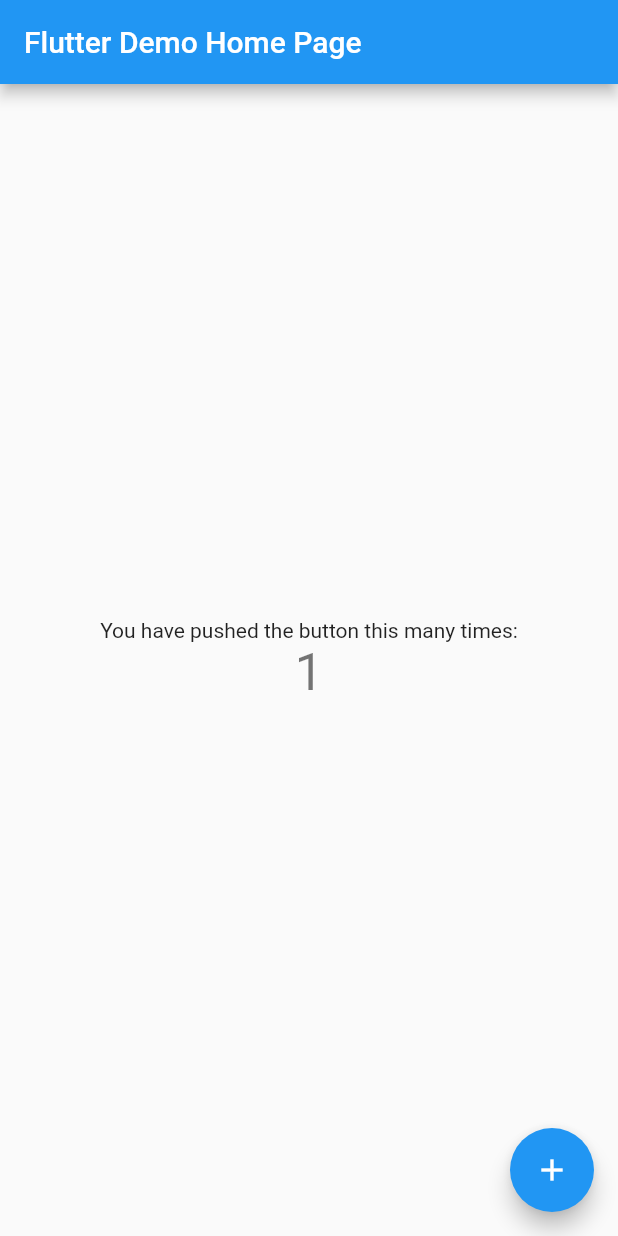
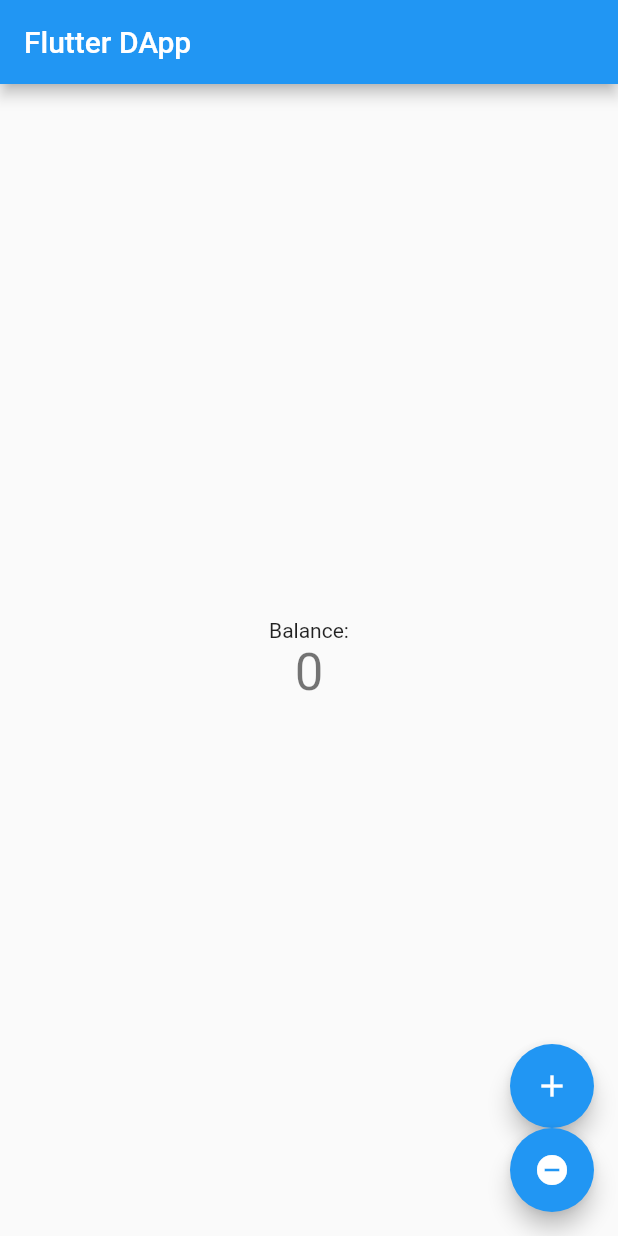
Before and after one commit to jonatascm/dapp_flutter, a Flutter app: the screen it shows after launch, after a tap on the "add" icon, on a phone screen of 412 x 824 dp. Run offline on Flutter 3.47's test engine with Material 2 defaults, Android fonts, the phone set to English and light mode, and no system bars; missing offline and left inert: web3dart.

Commit message:
add basic layout to add and withdraw

```diff
--- a/lib/main.dart
+++ b/lib/main.dart
@@ -1,43 +1,28 @@
+import 'package:dapp_flutter/service/web3.dart';
 import 'package:flutter/material.dart';
+import 'package:flutter/scheduler.dart';
 
-void main() {
+void main() async {
+  WidgetsFlutterBinding.ensureInitialized();
+
   runApp(MyApp());
 }
 
 class MyApp extends StatelessWidget {
-  // This widget is the root of your application.
   @override
   Widget build(BuildContext context) {
     return MaterialApp(
-      title: 'Flutter Demo',
+      title: 'Flutter DApp',
       theme: ThemeData(
-        // This is the theme of your application.
-        //
-        // Try running your application with "flutter run". You'll see the
-        // application has a blue toolbar. Then, without quitting the app, try
-        // changing the primarySwatch below to Colors.green and then invoke
-        // "hot reload" (press "r" in the console where you ran "flutter run",
-        // or simply save your changes to "hot reload" in a Flutter IDE).
-        // Notice that the counter didn't reset back to zero; the application
-        // is not restarted.
         primarySwatch: Colors.blue,
       ),
-      home: MyHomePage(title: 'Flutter Demo Home Page'),
+      home: MyHomePage(title: 'Flutter DApp'),
     );
   }
 }
 
 class MyHomePage extends StatefulWidget {
   MyHomePage({Key? key, required this.title}) : super(key: key);
-
-  // This widget is the home page of your application. It is stateful, meaning
-  // that it has a State object (defined below) that contains fields that affect
-  // how it looks.
-
-  // This class is the configuration for the state. It holds the values (in this
-  // case the title) provided by the parent (in this case the App widget) and
-  // used by the build method of the State. Fields in a Widget subclass are
-  // always marked "final".
 
   final String title;
 
@@ -46,68 +31,65 @@
 }
 
 class _MyHomePageState extends State<MyHomePage> {
-  int _counter = 0;
+  int amount = 0;
 
-  void _incrementCounter() {
-    setState(() {
-      // This call to setState tells the Flutter framework that something has
-      // changed in this State, which causes it to rerun the build method below
-      // so that the display can reflect the updated values. If we changed
-      // _counter without calling setState(), then the build method would not be
-      // called again, and so nothing would appear to happen.
-      _counter++;
+  @override
+  void initState() {
+    super.initState();
+    WidgetsBinding.instance?.addPostFrameCallback((timeStamp) async {
+      await web3.init();
+      loadContract();
     });
+  }
+
+  Future<void> loadContract() async {
+    var result = await web3.readContract(web3.getBalanceAmount, []);
+    amount = result.first?.toInt();
   }
 
   @override
   Widget build(BuildContext context) {
-    // This method is rerun every time setState is called, for instance as done
-    // by the _incrementCounter method above.
-    //
-    // The Flutter framework has been optimized to make rerunning build methods
-    // fast, so that you can just rebuild anything that needs updating rather
-    // than having to individually change instances of widgets.
     return Scaffold(
       appBar: AppBar(
-        // Here we take the value from the MyHomePage object that was created by
-        // the App.build method, and use it to set our appbar title.
         title: Text(widget.title),
       ),
       body: Center(
-        // Center is a layout widget. It takes a single child and positions it
-        // in the middle of the parent.
         child: Column(
-          // Column is also a layout widget. It takes a list of children and
-          // arranges them vertically. By default, it sizes itself to fit its
-          // children horizontally, and tries to be as tall as its parent.
-          //
-          // Invoke "debug painting" (press "p" in the console, choose the
-          // "Toggle Debug Paint" action from the Flutter Inspector in Android
-          // Studio, or the "Toggle Debug Paint" command in Visual Studio Code)
-          // to see the wireframe for each widget.
-          //
-          // Column has various properties to control how it sizes itself and
-          // how it positions its children. Here we use mainAxisAlignment to
-          // center the children vertically; the main axis here is the vertical
-          // axis because Columns are vertical (the cross axis would be
-          // horizontal).
           mainAxisAlignment: MainAxisAlignment.center,
           children: <Widget>[
             Text(
-              'You have pushed the button this many times:',
+              'Balance:',
             ),
             Text(
-              '$_counter',
+              '$amount',
               style: Theme.of(context).textTheme.headline4,
             ),
           ],
         ),
       ),
-      floatingActionButton: FloatingActionButton(
-        onPressed: _incrementCounter,
-        tooltip: 'Increment',
-        child: Icon(Icons.add),
-      ), // This trailing comma makes auto-formatting nicer for build methods.
+      floatingActionButton: Column(
+        mainAxisAlignment: MainAxisAlignment.end,
+        children: [
+          FloatingActionButton(
+            onPressed: () async {
+              await web3.writeContract(web3.addDepositAmount, [BigInt.from(5)]);
+              await loadContract();
+              setState(() {});
+            },
+            tooltip: 'Increment',
+            child: Icon(Icons.add),
+          ),
+          FloatingActionButton(
+            onPressed: () async {
+              await web3.writeContract(web3.withdrawBalance, []);
+              await loadContract();
+              setState(() {});
+            },
+            tooltip: 'Withdraw',
+            child: Icon(Icons.remove_circle),
+          ),
+        ],
+      ),
     );
   }
 }
--- a/pubspec.yaml
+++ b/pubspec.yaml
@@ -19,6 +19,5 @@
 
 flutter:
   uses-material-design: true
-
-assets:
-  - src/abis/
+  assets:
+    - src/abis/
```
Also changed, not shown: 1 other file.
